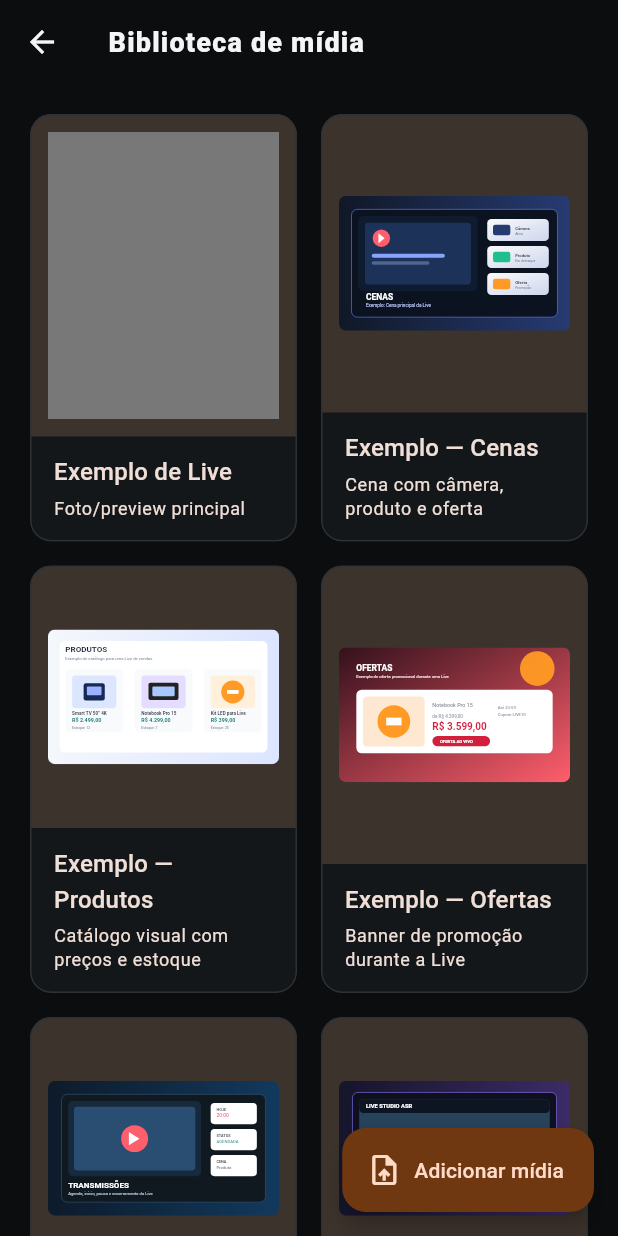
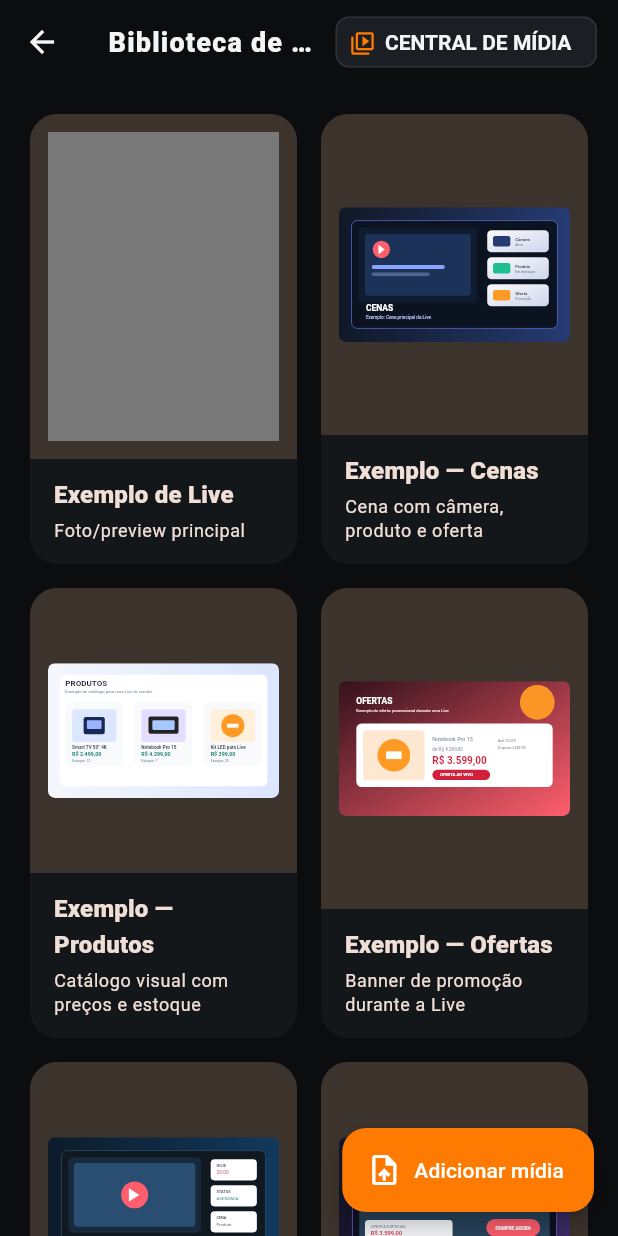
Before and after one commit to Aurelianoluiz/app-livestream, a Flutter app: the MediaLibrary screen opened directly, on a phone screen of 412 x 824 dp. Run offline on Flutter 3.47's test engine with Material 3 defaults, Android fonts, the phone set to English and light mode, and no system bars; our stand-ins replace flutter_riverpod, flutter_svg, hive_flutter; accounts and stored records are empty.

Commit message:
style: upgrade media studio library

```diff
--- a/lib/features/media/media_library.dart
+++ b/lib/features/media/media_library.dart
@@ -24,13 +24,32 @@
 
   @override
   Widget build(BuildContext context) {
-    return Scaffold(
-      appBar: AppBar(title: const Text('Biblioteca de mídia')),
+    final base = Theme.of(context);
+    final studio = base.copyWith(
+      cardTheme: base.cardTheme.copyWith(elevation: 0, shape: RoundedRectangleBorder(borderRadius: BorderRadius.circular(18))),
+      floatingActionButtonTheme: base.floatingActionButtonTheme.copyWith(backgroundColor: const Color(0xFFFF7A00), foregroundColor: Colors.white),
+    );
+
+    return Theme(
+      data: studio,
+      child: Scaffold(
+        appBar: AppBar(
+          title: const Text('Biblioteca de mídia'),
+          actions: [
+            Padding(
+              padding: const EdgeInsets.only(right: 14),
+              child: Chip(
+                avatar: const Icon(Icons.video_library_outlined, size: 18),
+                label: const Text('CENTRAL DE MÍDIA'),
+              ),
+            ),
+          ],
+        ),
         body: GridView.builder(
           padding: const EdgeInsets.fromLTRB(20, 20, 20, 100),
           gridDelegate: const SliverGridDelegateWithMaxCrossAxisExtent(
             maxCrossAxisExtent: 340,
-          mainAxisExtent: 285,
+            mainAxisExtent: 300,
             crossAxisSpacing: 16,
             mainAxisSpacing: 16,
           ),
@@ -55,7 +74,7 @@
                     child: Column(
                       crossAxisAlignment: CrossAxisAlignment.start,
                       children: [
-                      Text(item.$1, style: Theme.of(context).textTheme.titleMedium),
+                        Text(item.$1, style: Theme.of(context).textTheme.titleMedium?.copyWith(fontWeight: FontWeight.w800)),
                         const SizedBox(height: 4),
                         Text(item.$3, maxLines: 2, overflow: TextOverflow.ellipsis, style: Theme.of(context).textTheme.bodySmall),
                       ],
@@ -71,6 +90,7 @@
           icon: const Icon(Icons.upload_file_outlined),
           label: const Text('Adicionar mídia'),
         ),
+      ),
     );
   }
 }
```
Lines whose indentation alone changed are shown as unchanged.
